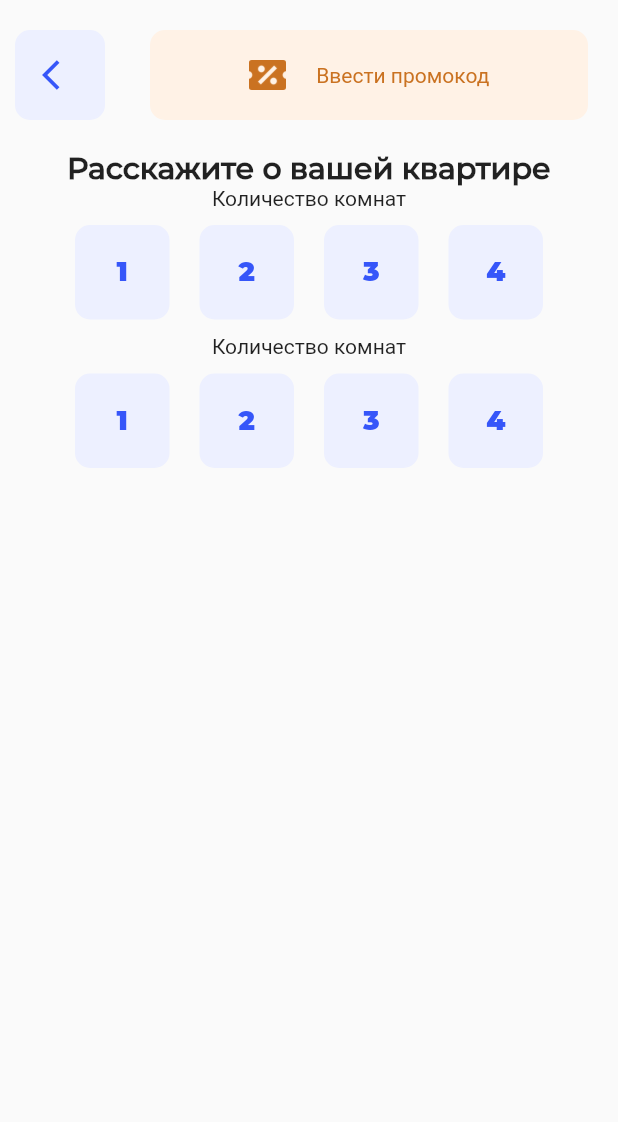
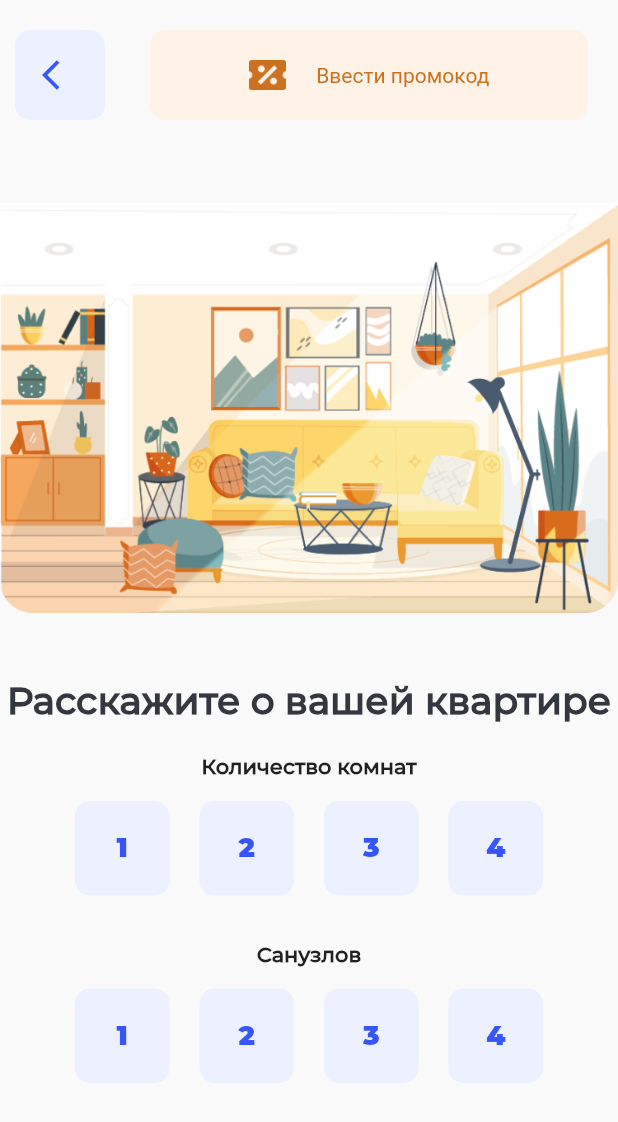
Before and after one commit to vilorg/upc_2021_mobile, a Flutter app: the TellUs screen opened directly, on a phone screen of 412 x 824 dp. Shown: the top 1122 px of the screen. Run offline on Flutter 3.47's test engine with Material 2 defaults, Android fonts, the phone set to English and light mode, and no system bars; our stand-ins replace shared_preferences; accounts and stored records are empty; project files that could hold a hidden picture were left out.

Commit message:
Добавил некоторые экраны

```diff
--- a/lib/first.dart
+++ b/lib/first.dart
@@ -104,7 +104,6 @@ class FirstState extends State<First> {
 
     List widgets = [firstWindow, secondWindow, thirdWindow];
 
-    print(MediaQuery.of(context).size.height.toString());
     return AnimatedSwitcher(
       duration: const Duration(seconds: 1),
       child: widgets[cur],
--- a/lib/shopCleaning/tell_us.dart
+++ b/lib/shopCleaning/tell_us.dart
@@ -38,6 +38,7 @@ class _TellUsState extends State<TellUs> {
     double size = MediaQuery.of(context).size.width / 4 - 40;
 
     var top = Container(
+      height: MediaQuery.of(context).size.width,
       decoration: const BoxDecoration(
           image: DecorationImage(
               image: AssetImage("assets/images/room.png"),
@@ -81,12 +82,19 @@ class _TellUsState extends State<TellUs> {
             style: TextStyle(
                 fontFamily: "Montserrat medium",
                 fontWeight: FontWeight.bold,
-                fontSize: 20)),
+                color: Color.fromRGBO(53, 55, 62, 1),
+                fontSize: 25)),
+        const SizedBox(
+          height: 20,
+        ),
         SizedBox(
             child: Column(children: [
           const Text(
             "Количество комнат",
+            style: TextStyle(
+                fontFamily: "Montserrat medium", fontWeight: FontWeight.bold),
           ),
+          const SizedBox(height: 5),
           Center(
               child: SizedBox(
                   height: size + 20,
@@ -104,9 +112,17 @@ class _TellUsState extends State<TellUs> {
                     ],
                   )))
         ])),
+        const SizedBox(
+          height: 20,
+        ),
         SizedBox(
           child: Column(children: [
-            const Text("Количество комнат"),
+            const Text(
+              "Санузлов",
+              style: TextStyle(
+                  fontFamily: "Montserrat medium", fontWeight: FontWeight.bold),
+            ),
+            const SizedBox(height: 5),
             SizedBox(
                 height: size + 20,
                 child: Row(
@@ -127,6 +143,14 @@ class _TellUsState extends State<TellUs> {
       ],
     );
 
-    return Scaffold(body: SafeArea(child: ListView(children: [top, text])));
+    return Scaffold(
+        body: SafeArea(
+            child: ListView(children: [
+      top,
+      const SizedBox(
+        height: 40,
+      ),
+      text
+    ])));
   }
 }
```
